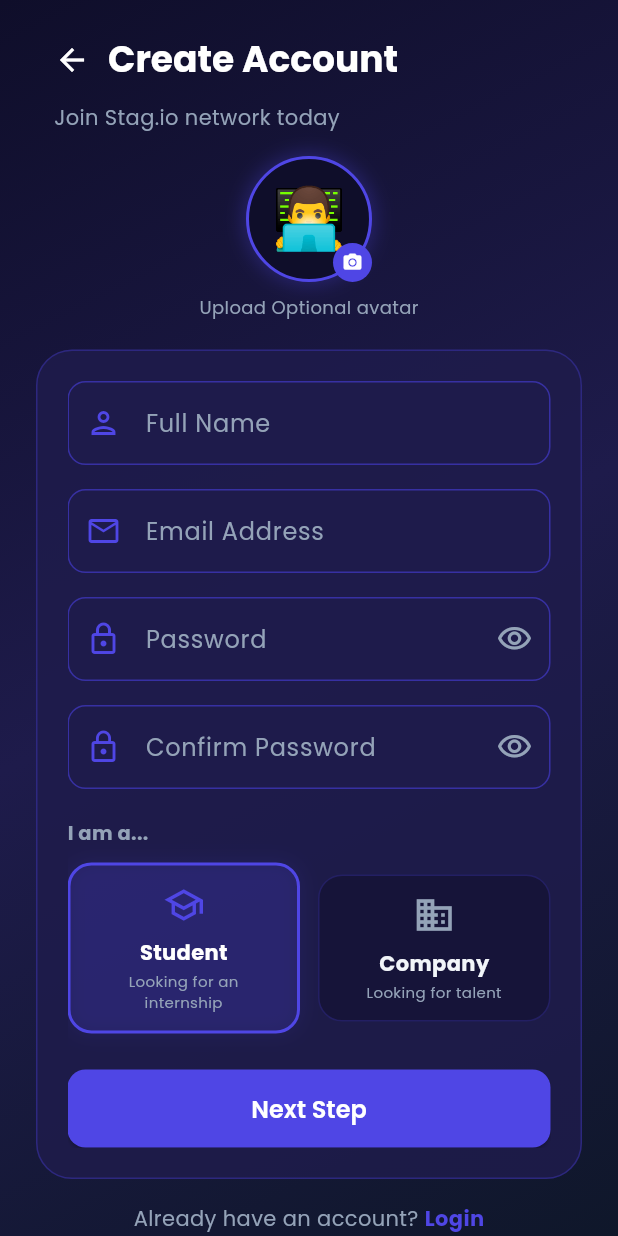
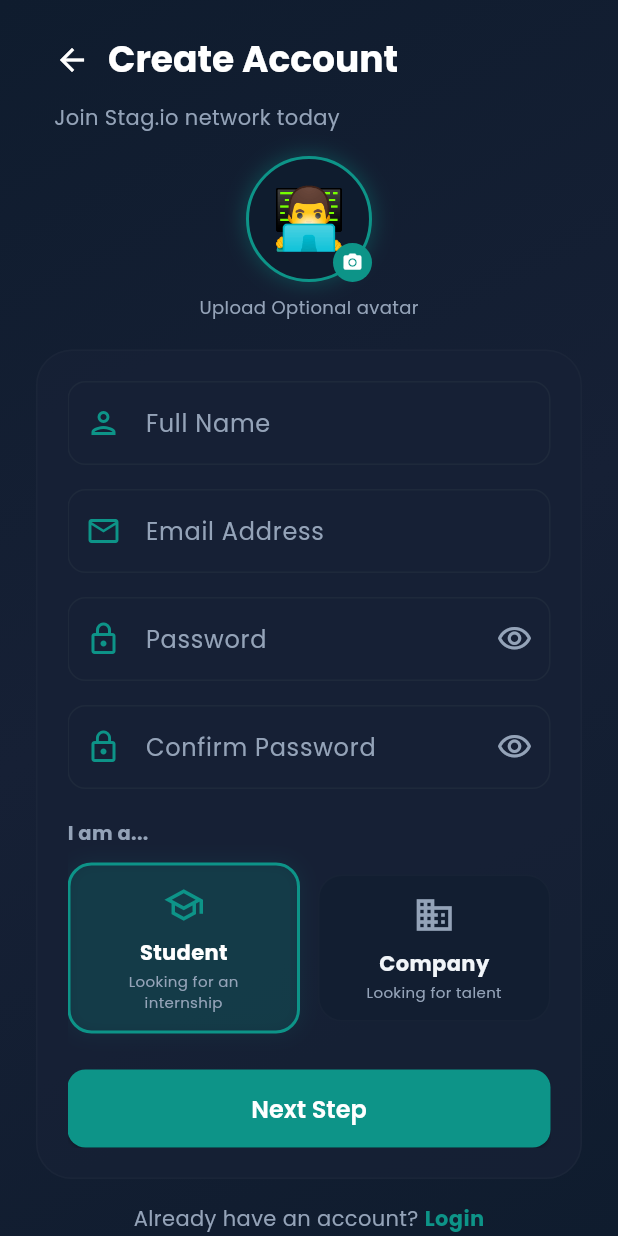
Before and after one commit to ysrBEN/Stag.io, a Flutter app: the screen it shows after launch, after a tap on "Sign Up", on a phone screen of 412 x 824 dp. Run offline on Flutter 3.47's test engine with Material 3 defaults, Android fonts, the phone set to English and light mode, and no system bars; our stand-ins replace dio, fl_chart, google_fonts, google_sign_in, shared_preferences; accounts and stored records are empty; network calls fail.

Commit message:
style: update mobile app design theme and colors to match the website (Teal primary, navy/blue dark background, slate cards)

```diff
--- a/mobile/lib/core/app_theme.dart
+++ b/mobile/lib/core/app_theme.dart
@@ -5,35 +5,35 @@ import 'package:flutter/material.dart';
 import 'package:google_fonts/google_fonts.dart';
 
 class AppTheme {
-  // Brand colors
-  static const Color primary = Color(0xFF4F46E5);      // Indigo
-  static const Color primaryDark = Color(0xFF3730A3);
-  static const Color accent = Color(0xFF06B6D4);        // Cyan
+  // Brand colors (Matching the website theme)
+  static const Color primary = Color(0xFF0D9488);      // Teal (#0D9488)
+  static const Color primaryDark = Color(0xFF0F766E);  // Darker Teal
+  static const Color accent = Color(0xFF3B82F6);        // Blue (#3B82F6)
   static const Color success = Color(0xFF10B981);       // Green
   static const Color warning = Color(0xFFF59E0B);       // Amber
   static const Color danger = Color(0xFFEF4444);        // Red
-  static const Color surface = Color(0xFF1E1B4B);       // Deep indigo bg
-  static const Color cardBg = Color(0xFF312E81);
+  static const Color surface = Color(0xFF162035);       // Dark Navy Surface (#162035)
+  static const Color cardBg = Color(0xFF1E293B);        // Slate Card Background (#1E293B)
   static const Color textLight = Color(0xFFF1F5F9);
   static const Color textMuted = Color(0xFF94A3B8);
-  static const Color logoTeal = Color(0xFF2DD4BF); // Matches generated logo
+  static const Color logoTeal = Color(0xFF2DD4BF);      // Matches generated logo
 
   static ThemeData get darkTheme {
     return ThemeData(
       useMaterial3: true,
       brightness: Brightness.dark,
-      scaffoldBackgroundColor: const Color(0xFF0F0E2A),
+      scaffoldBackgroundColor: const Color(0xFF0F1C2E), // Web theme dark navy background
       colorScheme: ColorScheme.dark(
         primary: primary,
         secondary: accent,
-        surface: const Color(0xFF1A1740),
+        surface: surface,
         error: danger,
       ),
       textTheme: GoogleFonts.poppinsTextTheme(
         ThemeData.dark().textTheme,
       ).apply(bodyColor: textLight, displayColor: textLight),
       appBarTheme: AppBarTheme(
-        backgroundColor: const Color(0xFF0F0E2A),
+        backgroundColor: const Color(0xFF0F1C2E),
         elevation: 0,
         centerTitle: false,
         titleTextStyle: GoogleFonts.poppins(
@@ -54,14 +54,14 @@ class AppTheme {
       ),
       inputDecorationTheme: InputDecorationTheme(
         filled: true,
-        fillColor: const Color(0xFF1E1B4B),
+        fillColor: surface,
         border: OutlineInputBorder(
           borderRadius: BorderRadius.circular(12),
-          borderSide: const BorderSide(color: Color(0xFF3730A3)),
+          borderSide: const BorderSide(color: Color(0xFF1E293B)),
         ),
         enabledBorder: OutlineInputBorder(
           borderRadius: BorderRadius.circular(12),
-          borderSide: const BorderSide(color: Color(0xFF3730A3)),
+          borderSide: const BorderSide(color: Color(0xFF1E293B)),
         ),
         focusedBorder: OutlineInputBorder(
           borderRadius: BorderRadius.circular(12),
@@ -71,19 +71,19 @@ class AppTheme {
         hintStyle: const TextStyle(color: Color(0xFF64748B)),
       ),
       cardTheme: CardThemeData(
-        color: const Color(0xFF1E1B4B),
+        color: cardBg,
         shape: RoundedRectangleBorder(borderRadius: BorderRadius.circular(16)),
         elevation: 4,
       ),
       bottomNavigationBarTheme: const BottomNavigationBarThemeData(
-        backgroundColor: Color(0xFF0F0E2A),
+        backgroundColor: Color(0xFF0F1C2E),
         selectedItemColor: primary,
         unselectedItemColor: Color(0xFF64748B),
         type: BottomNavigationBarType.fixed,
         elevation: 8,
       ),
       chipTheme: ChipThemeData(
-        backgroundColor: const Color(0xFF312E81),
+        backgroundColor: cardBg,
         labelStyle: const TextStyle(color: textLight, fontSize: 12),
         shape: RoundedRectangleBorder(borderRadius: BorderRadius.circular(20)),
       ),
@@ -114,7 +114,7 @@ class AppTheme {
           fontSize: 20,
           fontWeight: FontWeight.w600,
         ),
-        iconTheme: const IconThemeData(color: Color(0xFF1E293B)),
+        iconTheme: const IconThemeData(color: const Color(0xFF1E293B)),
       ),
       cardTheme: CardThemeData(
         color: Colors.white,
--- a/mobile/lib/main.dart
+++ b/mobile/lib/main.dart
@@ -100,7 +100,7 @@ class _SplashScreen extends StatelessWidget {
           gradient: LinearGradient(
             begin: Alignment.topLeft,
             end: Alignment.bottomRight,
-            colors: [Color(0xFF0F0E2A), Color(0xFF1E1B4B), Color(0xFF0F172A)],
+            colors: [Color(0xFF0F1C2E), Color(0xFF1E3A5F), Color(0xFF0F1C2E)],
           ),
         ),
         child: Center(
--- a/mobile/lib/screens/auth/forgot_password_screen.dart
+++ b/mobile/lib/screens/auth/forgot_password_screen.dart
@@ -71,7 +71,7 @@ class _ForgotPasswordScreenState extends State<ForgotPasswordScreen> {
           gradient: LinearGradient(
             begin: Alignment.topLeft,
             end: Alignment.bottomRight,
-            colors: [Color(0xFF0F0E2A), Color(0xFF1E1B4B), Color(0xFF0F172A)],
+            colors: [Color(0xFF0F1C2E), Color(0xFF162035), Color(0xFF0F1C2E)],
           ),
         ),
         child: SafeArea(
@@ -94,7 +94,7 @@ class _ForgotPasswordScreenState extends State<ForgotPasswordScreen> {
                       margin: const EdgeInsets.symmetric(horizontal: 3),
                       height: 4,
                       decoration: BoxDecoration(
-                        color: _step >= i + 1 ? AppTheme.primary : const Color(0xFF3730A3),
+                        color: _step >= i + 1 ? AppTheme.primary : const Color(0xFF1E293B),
                         borderRadius: BorderRadius.circular(2),
                       ),
                     ),
--- a/mobile/lib/screens/auth/login_screen.dart
+++ b/mobile/lib/screens/auth/login_screen.dart
@@ -110,7 +110,7 @@ class _LoginScreenState extends State<LoginScreen> {
                           selected: selectedRole == 'student',
                           onSelected: (_) => setModalState(() => selectedRole = 'student'),
                           selectedColor: AppTheme.primary,
-                          backgroundColor: const Color(0xFF1E1B4B),
+                          backgroundColor: const Color(0xFF162035),
                         ),
                         const SizedBox(width: 10),
                         ChoiceChip(
@@ -118,7 +118,7 @@ class _LoginScreenState extends State<LoginScreen> {
                           selected: selectedRole == 'company',
                           onSelected: (_) => setModalState(() => selectedRole = 'company'),
                           selectedColor: AppTheme.primary,
-                          backgroundColor: const Color(0xFF1E1B4B),
+                          backgroundColor: const Color(0xFF162035),
                         ),
                       ],
                     ),
@@ -470,7 +470,7 @@ class _LoginScreenState extends State<LoginScreen> {
           gradient: LinearGradient(
             begin: Alignment.topLeft,
             end: Alignment.bottomRight,
-            colors: [Color(0xFF0F0E2A), Color(0xFF1E1B4B), Color(0xFF0F172A)],
+            colors: [Color(0xFF0F1C2E), Color(0xFF162035), Color(0xFF0F1C2E)],
           ),
         ),
         child: SafeArea(
@@ -495,9 +495,9 @@ class _LoginScreenState extends State<LoginScreen> {
                   Container(
                     padding: const EdgeInsets.all(24),
                     decoration: BoxDecoration(
-                      color: const Color(0xFF1E1B4B).withOpacity(0.8),
+                      color: const Color(0xFF162035).withOpacity(0.8),
                       borderRadius: BorderRadius.circular(20),
-                      border: Border.all(color: const Color(0xFF3730A3), width: 1),
+                      border: Border.all(color: const Color(0xFF1E293B), width: 1),
                     ),
                     child: Form(
                       key: _formKey,
@@ -586,7 +586,7 @@ class _LoginScreenState extends State<LoginScreen> {
                             child: OutlinedButton(
                               onPressed: auth.isLoading ? null : _signInWithRealGoogle,
                               style: OutlinedButton.styleFrom(
-                                side: const BorderSide(color: Color(0xFF3730A3)),
+                                side: const BorderSide(color: Color(0xFF1E293B)),
                                 shape: RoundedRectangleBorder(borderRadius: BorderRadius.circular(10)),
                               ),
                               child: Row(
--- a/mobile/lib/screens/auth/register_screen.dart
+++ b/mobile/lib/screens/auth/register_screen.dart
@@ -131,7 +131,7 @@ class _RegisterScreenState extends State<RegisterScreen> {
   void _openAvatarPicker() {
     showModalBottomSheet(
       context: context,
-      backgroundColor: const Color(0xFF1E1B4B),
+      backgroundColor: const Color(0xFF162035),
       shape: const RoundedRectangleBorder(
         borderRadius: BorderRadius.vertical(top: Radius.circular(20)),
       ),
@@ -159,7 +159,7 @@ class _RegisterScreenState extends State<RegisterScreen> {
                     child: Container(
                       padding: const EdgeInsets.all(12),
                       decoration: BoxDecoration(
-                        color: isSelected ? AppTheme.primary : const Color(0xFF0F0E2A),
+                        color: isSelected ? AppTheme.primary : const Color(0xFF0F1C2E),
                         borderRadius: BorderRadius.circular(16),
                         border: Border.all(
                           color: isSelected ? Colors.white : Colors.white.withOpacity(0.1),
@@ -189,7 +189,7 @@ class _RegisterScreenState extends State<RegisterScreen> {
           gradient: LinearGradient(
             begin: Alignment.topLeft,
             end: Alignment.bottomRight,
-            colors: [Color(0xFF0F0E2A), Color(0xFF1E1B4B), Color(0xFF0F172A)],
+            colors: [Color(0xFF0F1C2E), Color(0xFF162035), Color(0xFF0F1C2E)],
           ),
         ),
         child: SafeArea(
@@ -242,7 +242,7 @@ class _RegisterScreenState extends State<RegisterScreen> {
                               width: 84,
                               height: 84,
                               decoration: BoxDecoration(
-                                color: const Color(0xFF0F0E2A),
+                                color: const Color(0xFF0F1C2E),
                                 shape: BoxShape.circle,
                                 border: Border.all(color: AppTheme.primary, width: 2),
                                 boxShadow: [
@@ -284,9 +284,9 @@ class _RegisterScreenState extends State<RegisterScreen> {
                 Container(
                   padding: const EdgeInsets.all(20),
                   decoration: BoxDecoration(
-                    color: const Color(0xFF1E1B4B).withOpacity(0.85),
+                    color: const Color(0xFF162035).withOpacity(0.85),
                     borderRadius: BorderRadius.circular(24),
-                    border: Border.all(color: const Color(0xFF3730A3).withOpacity(0.6)),
+                    border: Border.all(color: const Color(0xFF1E293B).withOpacity(0.6)),
                   ),
                   child: AnimatedCrossFade(
                     duration: const Duration(milliseconds: 300),
@@ -421,10 +421,10 @@ class _RegisterScreenState extends State<RegisterScreen> {
           duration: const Duration(milliseconds: 250),
           padding: const EdgeInsets.all(12),
           decoration: BoxDecoration(
-            color: selected ? AppTheme.primary.withOpacity(0.15) : const Color(0xFF0F0E2A).withOpacity(0.5),
+            color: selected ? AppTheme.primary.withOpacity(0.15) : const Color(0xFF0F1C2E).withOpacity(0.5),
             borderRadius: BorderRadius.circular(16),
             border: Border.all(
-              color: selected ? AppTheme.primary : const Color(0xFF3730A3).withOpacity(0.4),
+              color: selected ? AppTheme.primary : const Color(0xFF1E293B).withOpacity(0.4),
               width: selected ? 2 : 1,
             ),
             boxShadow: selected
@@ -505,7 +505,7 @@ class _RegisterScreenState extends State<RegisterScreen> {
             }).toList(),
             onChanged: (val) => setState(() => _selectedYear = val),
             validator: (v) => v == null ? 'Please select a year' : null,
-            dropdownColor: const Color(0xFF1E1B4B),
+            dropdownColor: const Color(0xFF162035),
           ),
           const SizedBox(height: 16),
 
@@ -523,7 +523,7 @@ class _RegisterScreenState extends State<RegisterScreen> {
             }).toList(),
             onChanged: (val) => setState(() => _selectedWilaya = val),
             validator: (v) => v == null ? 'Please select a Wilaya' : null,
-            dropdownColor: const Color(0xFF1E1B4B),
+            dropdownColor: const Color(0xFF162035),
           ),
           const SizedBox(height: 20),
 
@@ -560,10 +560,10 @@ class _RegisterScreenState extends State<RegisterScreen> {
                 child: Container(
                   padding: const EdgeInsets.symmetric(horizontal: 12, vertical: 6),
                   decoration: BoxDecoration(
-                    color: isSelected ? AppTheme.primary : const Color(0xFF0F0E2A).withOpacity(0.5),
+                    color: isSelected ? AppTheme.primary : const Color(0xFF0F1C2E).withOpacity(0.5),
                     borderRadius: BorderRadius.circular(20),
                     border: Border.all(
-                      color: isSelected ? AppTheme.primary : const Color(0xFF3730A3).withOpacity(0.4),
+                      color: isSelected ? AppTheme.primary : const Color(0xFF1E293B).withOpacity(0.4),
                     ),
                   ),
                   child: Text(
@@ -626,7 +626,7 @@ class _RegisterScreenState extends State<RegisterScreen> {
                 child: OutlinedButton(
                   onPressed: _prevStep,
                   style: OutlinedButton.styleFrom(
-                    side: const BorderSide(color: Color(0xFF3730A3)),
+                    side: const BorderSide(color: Color(0xFF1E293B)),
                     shape: RoundedRectangleBorder(borderRadius: BorderRadius.circular(12)),
                     padding: const EdgeInsets.symmetric(vertical: 14),
                   ),
@@ -680,7 +680,7 @@ class _RegisterScreenState extends State<RegisterScreen> {
             }).toList(),
             onChanged: (val) => setState(() => _companyWilaya = val),
             validator: (v) => v == null ? 'Please select a Wilaya' : null,
-            dropdownColor: const Color(0xFF1E1B4B),
+            dropdownColor: const Color(0xFF162035),
           ),
           const SizedBox(height: 16),
 
@@ -698,7 +698,7 @@ class _RegisterScreenState extends State<RegisterScreen> {
             }).toList(),
             onChanged: (val) => setState(() => _companyIndustry = val),
             validator: (v) => v == null ? 'Please select an Industry' : null,
-            dropdownColor: const Color(0xFF1E1B4B),
+            dropdownColor: const Color(0xFF162035),
           ),
           const SizedBox(height: 16),
 
@@ -724,7 +724,7 @@ class _RegisterScreenState extends State<RegisterScreen> {
                 child: OutlinedButton(
                   onPressed: _prevStep,
                   style: OutlinedButton.styleFrom(
-                    side: const BorderSide(color: Color(0xFF3730A3)),
+                    side: const BorderSide(color: Color(0xFF1E293B)),
                     shape: RoundedRectangleBorder(borderRadius: BorderRadius.circular(12)),
                     padding: const EdgeInsets.symmetric(vertical: 14),
                   ),
```
Also changed, not shown: mobile/lib/screens/company/candidates_screen.dart (+4 -4 lines), mobile/lib/screens/company/company_dashboard_screen.dart (+11 -11 lines), mobile/lib/screens/company/company_profile_screen.dart (+6 -6 lines), mobile/lib/screens/company/my_offers_screen.dart (+6 -6 lines).
